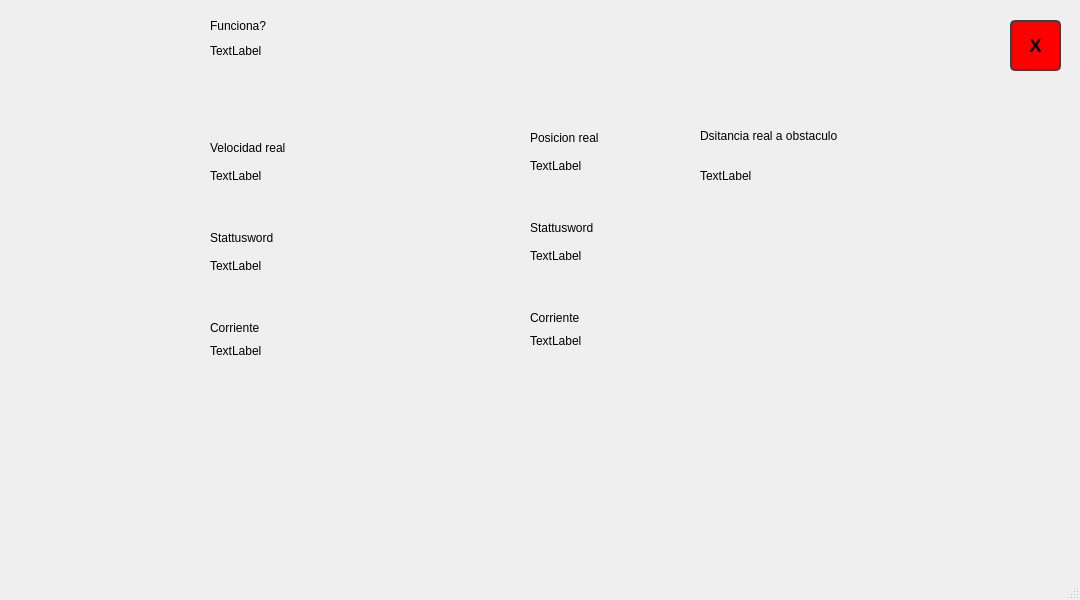
WenceslaoFB/InterfazAGV_QT, file mainwindow.ui: the form before one commit.
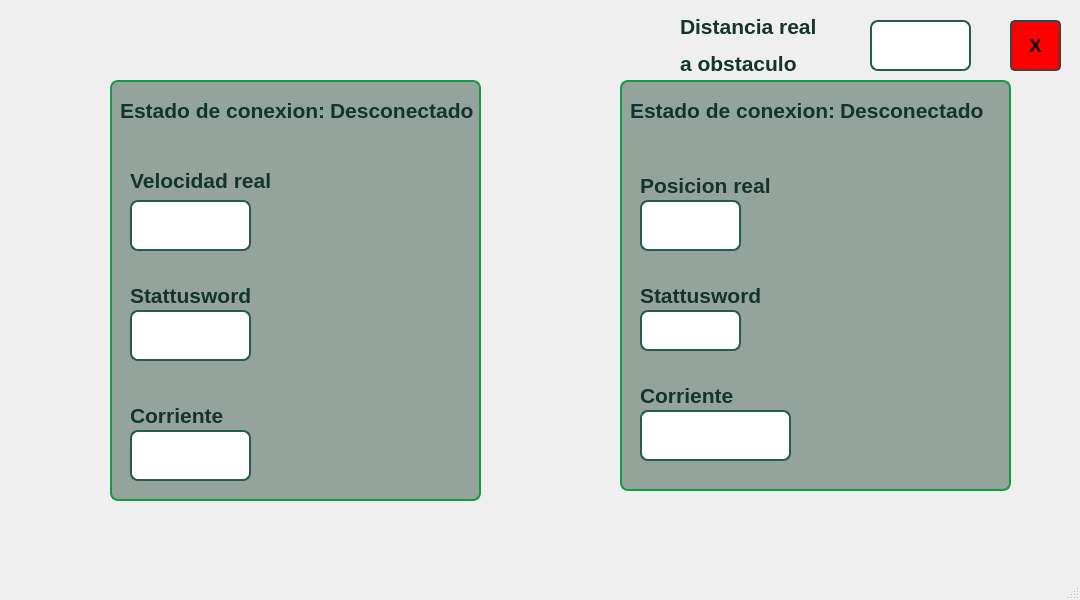
The form after the commit. The open tabs and pages were chosen to show the change.

Commit message: envia destino y cambia pantalla

Diff of the .ui file:
```diff
--- a/mainwindow.ui
+++ b/mainwindow.ui
@@ -3377,211 +3377,368 @@
      <widget class="QLabel" name="label_aux">
       <property name="geometry">
        <rect>
-        <x>200</x>
-        <y>30</y>
-        <width>141</width>
+        <x>320</x>
+        <y>90</y>
+        <width>171</width>
         <height>41</height>
        </rect>
       </property>
+      <property name="font">
+       <font>
+        <pointsize>16</pointsize>
+        <bold>true</bold>
+       </font>
+      </property>
       <property name="text">
-       <string>TextLabel</string>
+       <string>&lt;html&gt;&lt;head/&gt;&lt;body&gt;&lt;p&gt;&lt;span style=&quot; font-size:16pt; font-weight:700; color:#14342c;&quot;&gt;Desconectado&lt;/span&gt;&lt;/p&gt;&lt;/body&gt;&lt;/html&gt;</string>
       </property>
      </widget>
      <widget class="QLabel" name="label">
       <property name="geometry">
        <rect>
-        <x>200</x>
-        <y>15</y>
-        <width>81</width>
-        <height>21</height>
+        <x>110</x>
+        <y>90</y>
+        <width>241</width>
+        <height>41</height>
        </rect>
       </property>
       <property name="text">
-       <string>Funciona?</string>
+       <string>&lt;html&gt;&lt;head/&gt;&lt;body&gt;&lt;p&gt;&lt;span style=&quot; font-size:16pt; font-weight:700; color:#14342c;&quot;&gt;Estado de conexion:&lt;/span&gt;&lt;/p&gt;&lt;/body&gt;&lt;/html&gt;</string>
       </property>
      </widget>
      <widget class="QLabel" name="label_4">
       <property name="geometry">
        <rect>
-        <x>200</x>
-        <y>140</y>
-        <width>121</width>
-        <height>16</height>
+        <x>120</x>
+        <y>160</y>
+        <width>171</width>
+        <height>41</height>
        </rect>
       </property>
       <property name="text">
-       <string>Velocidad real</string>
+       <string>&lt;html&gt;&lt;head/&gt;&lt;body&gt;&lt;p&gt;&lt;span style=&quot; font-size:16pt; font-weight:700; color:#14342c;&quot;&gt;Velocidad real&lt;/span&gt;&lt;/p&gt;&lt;/body&gt;&lt;/html&gt;</string>
       </property>
      </widget>
      <widget class="QLabel" name="label_SPEED">
       <property name="geometry">
        <rect>
-        <x>200</x>
-        <y>160</y>
-        <width>81</width>
-        <height>31</height>
+        <x>120</x>
+        <y>200</y>
+        <width>121</width>
+        <height>51</height>
        </rect>
       </property>
+      <property name="styleSheet">
+       <string notr="true">    background-color: white;
+    border: 2px solid #265c4d;
+	color: black;
+    border-radius: 8px;
+    padding: 5px 10px;
+	font-weight: bold;</string>
+      </property>
       <property name="text">
-       <string>TextLabel</string>
+       <string/>
       </property>
      </widget>
      <widget class="QLabel" name="label_17">
       <property name="geometry">
        <rect>
-        <x>200</x>
-        <y>230</y>
-        <width>91</width>
-        <height>16</height>
+        <x>120</x>
+        <y>280</y>
+        <width>151</width>
+        <height>31</height>
        </rect>
       </property>
       <property name="text">
-       <string>Stattusword</string>
+       <string>&lt;html&gt;&lt;head/&gt;&lt;body&gt;&lt;p&gt;&lt;span style=&quot; font-size:16pt; font-weight:700; color:#14342c;&quot;&gt;Stattusword&lt;/span&gt;&lt;/p&gt;&lt;/body&gt;&lt;/html&gt;</string>
       </property>
      </widget>
      <widget class="QLabel" name="label_STATUSW">
       <property name="geometry">
        <rect>
-        <x>200</x>
-        <y>250</y>
-        <width>81</width>
-        <height>31</height>
+        <x>120</x>
+        <y>310</y>
+        <width>121</width>
+        <height>51</height>
        </rect>
       </property>
+      <property name="styleSheet">
+       <string notr="true">    background-color: white;
+    border: 2px solid #265c4d;
+	color: black;
+    border-radius: 8px;
+    padding: 5px 10px;
+	font-weight: bold;</string>
+      </property>
       <property name="text">
-       <string>TextLabel</string>
+       <string/>
       </property>
      </widget>
      <widget class="QLabel" name="label_16">
       <property name="geometry">
        <rect>
-        <x>200</x>
-        <y>320</y>
-        <width>81</width>
-        <height>16</height>
+        <x>120</x>
+        <y>400</y>
+        <width>131</width>
+        <height>31</height>
        </rect>
       </property>
       <property name="text">
-       <string>Corriente</string>
+       <string>&lt;html&gt;&lt;head/&gt;&lt;body&gt;&lt;p&gt;&lt;span style=&quot; font-size:16pt; font-weight:700; color:#14342c;&quot;&gt;Corriente&lt;/span&gt;&lt;/p&gt;&lt;/body&gt;&lt;/html&gt;</string>
       </property>
      </widget>
      <widget class="QLabel" name="label_CORR">
       <property name="geometry">
        <rect>
-        <x>200</x>
-        <y>340</y>
-        <width>81</width>
-        <height>21</height>
+        <x>120</x>
+        <y>430</y>
+        <width>121</width>
+        <height>51</height>
        </rect>
       </property>
+      <property name="styleSheet">
+       <string notr="true">    background-color: white;
+    border: 2px solid #265c4d;
+	color: black;
+    border-radius: 8px;
+    padding: 5px 10px;
+	font-weight: bold;</string>
+      </property>
       <property name="text">
-       <string>TextLabel</string>
+       <string/>
       </property>
      </widget>
      <widget class="QLabel" name="label_18">
       <property name="geometry">
        <rect>
-        <x>520</x>
-        <y>130</y>
-        <width>121</width>
-        <height>16</height>
+        <x>630</x>
+        <y>170</y>
+        <width>161</width>
+        <height>31</height>
        </rect>
       </property>
       <property name="text">
-       <string>Posicion real</string>
+       <string>&lt;html&gt;&lt;head/&gt;&lt;body&gt;&lt;p&gt;&lt;span style=&quot; font-size:16pt; font-weight:700; color:#14342c;&quot;&gt;Posicion real&lt;/span&gt;&lt;/p&gt;&lt;/body&gt;&lt;/html&gt;</string>
       </property>
      </widget>
      <widget class="QLabel" name="label_19">
       <property name="geometry">
        <rect>
-        <x>520</x>
-        <y>220</y>
-        <width>91</width>
-        <height>16</height>
+        <x>630</x>
+        <y>280</y>
+        <width>151</width>
+        <height>31</height>
        </rect>
       </property>
       <property name="text">
-       <string>Stattusword</string>
+       <string>&lt;html&gt;&lt;head/&gt;&lt;body&gt;&lt;p&gt;&lt;span style=&quot; font-size:16pt; font-weight:700; color:#14342c;&quot;&gt;Stattusword&lt;/span&gt;&lt;/p&gt;&lt;/body&gt;&lt;/html&gt;</string>
       </property>
      </widget>
      <widget class="QLabel" name="label_CORR_pos">
       <property name="geometry">
        <rect>
-        <x>520</x>
-        <y>330</y>
-        <width>81</width>
-        <height>21</height>
+        <x>630</x>
+        <y>410</y>
+        <width>151</width>
+        <height>51</height>
        </rect>
       </property>
+      <property name="styleSheet">
+       <string notr="true">    background-color: white;
+    border: 2px solid #265c4d;
+	color: black;
+    border-radius: 8px;
+    padding: 5px 10px;
+	font-weight: bold;</string>
+      </property>
       <property name="text">
-       <string>TextLabel</string>
+       <string/>
       </property>
      </widget>
      <widget class="QLabel" name="label_POS">
       <property name="geometry">
        <rect>
-        <x>520</x>
-        <y>150</y>
-        <width>81</width>
-        <height>31</height>
+        <x>630</x>
+        <y>200</y>
+        <width>101</width>
+        <height>51</height>
        </rect>
       </property>
+      <property name="styleSheet">
+       <string notr="true">    background-color: white;
+    border: 2px solid #265c4d;
+	color: black;
+    border-radius: 8px;
+    padding: 5px 10px;
+	font-weight: bold;</string>
+      </property>
       <property name="text">
-       <string>TextLabel</string>
+       <string/>
       </property>
      </widget>
      <widget class="QLabel" name="label_20">
       <property name="geometry">
        <rect>
-        <x>520</x>
-        <y>310</y>
-        <width>81</width>
-        <height>16</height>
+        <x>630</x>
+        <y>380</y>
+        <width>131</width>
+        <height>31</height>
        </rect>
       </property>
       <property name="text">
-       <string>Corriente</string>
+       <string>&lt;html&gt;&lt;head/&gt;&lt;body&gt;&lt;p&gt;&lt;span style=&quot; font-size:16pt; font-weight:700; color:#14342c;&quot;&gt;Corriente&lt;/span&gt;&lt;/p&gt;&lt;/body&gt;&lt;/html&gt;</string>
       </property>
      </widget>
      <widget class="QLabel" name="label_STATUSW_pos">
       <property name="geometry">
        <rect>
-        <x>520</x>
-        <y>240</y>
-        <width>81</width>
-        <height>31</height>
+        <x>630</x>
+        <y>310</y>
+        <width>101</width>
+        <height>41</height>
        </rect>
       </property>
+      <property name="styleSheet">
+       <string notr="true">    background-color: white;
+    border: 2px solid #265c4d;
+	color: black;
+    border-radius: 8px;
+    padding: 5px 10px;
+	font-weight: bold;</string>
+      </property>
       <property name="text">
-       <string>TextLabel</string>
+       <string/>
       </property>
      </widget>
      <widget class="QLabel" name="label_28">
       <property name="geometry">
        <rect>
-        <x>690</x>
-        <y>120</y>
-        <width>161</width>
-        <height>31</height>
+        <x>670</x>
+        <y>10</y>
+        <width>181</width>
+        <height>71</height>
        </rect>
       </property>
       <property name="text">
-       <string>Dsitancia real a obstaculo</string>
+       <string>&lt;html&gt;&lt;head/&gt;&lt;body&gt;&lt;p&gt;&lt;span style=&quot; font-size:16pt; font-weight:700; color:#14342c;&quot;&gt;Distancia real &lt;/span&gt;&lt;/p&gt;&lt;p&gt;&lt;span style=&quot; font-size:16pt; font-weight:700; color:#14342c;&quot;&gt;a obstaculo&lt;/span&gt;&lt;/p&gt;&lt;/body&gt;&lt;/html&gt;</string>
       </property>
      </widget>
      <widget class="QLabel" name="label_dist_real">
       <property name="geometry">
        <rect>
-        <x>690</x>
-        <y>160</y>
-        <width>71</width>
-        <height>31</height>
+        <x>860</x>
+        <y>20</y>
+        <width>101</width>
+        <height>51</height>
        </rect>
       </property>
+      <property name="styleSheet">
+       <string notr="true">    background-color: white;
+    border: 2px solid #265c4d;
+	color: black;
+    border-radius: 8px;
+    padding: 5px 10px;
+	font-weight: bold;</string>
+      </property>
       <property name="text">
-       <string>TextLabel</string>
+       <string/>
       </property>
      </widget>
+     <widget class="QLabel" name="label_aux_2">
+      <property name="geometry">
+       <rect>
+        <x>830</x>
+        <y>90</y>
+        <width>171</width>
+        <height>41</height>
+       </rect>
+      </property>
+      <property name="font">
+       <font>
+        <pointsize>16</pointsize>
+        <bold>true</bold>
+       </font>
+      </property>
+      <property name="text">
+       <string>&lt;html&gt;&lt;head/&gt;&lt;body&gt;&lt;p&gt;&lt;span style=&quot; font-size:16pt; font-weight:700; color:#14342c;&quot;&gt;Desconectado&lt;/span&gt;&lt;/p&gt;&lt;/body&gt;&lt;/html&gt;</string>
+      </property>
+     </widget>
+     <widget class="QLabel" name="label_29">
+      <property name="geometry">
+       <rect>
+        <x>620</x>
+        <y>90</y>
+        <width>241</width>
+        <height>41</height>
+       </rect>
+      </property>
+      <property name="text">
+       <string>&lt;html&gt;&lt;head/&gt;&lt;body&gt;&lt;p&gt;&lt;span style=&quot; font-size:16pt; font-weight:700; color:#14342c;&quot;&gt;Estado de conexion:&lt;/span&gt;&lt;/p&gt;&lt;/body&gt;&lt;/html&gt;</string>
+      </property>
+     </widget>
+     <widget class="QFrame" name="frame_2">
+      <property name="geometry">
+       <rect>
+        <x>100</x>
+        <y>80</y>
+        <width>371</width>
+        <height>421</height>
+       </rect>
+      </property>
+      <property name="styleSheet">
+       <string notr="true">    background-color: #94a49c;  /* Fondo del área de contenido */
+    border: 2px solid #149c44;  /* Borde alrededor del área de contenido */
+border-radius: 8px;</string>
+      </property>
+      <property name="frameShape">
+       <enum>QFrame::StyledPanel</enum>
+      </property>
+      <property name="frameShadow">
+       <enum>QFrame::Raised</enum>
+      </property>
+     </widget>
+     <widget class="QFrame" name="frame_3">
+      <property name="geometry">
+       <rect>
+        <x>610</x>
+        <y>80</y>
+        <width>391</width>
+        <height>411</height>
+       </rect>
+      </property>
+      <property name="styleSheet">
+       <string notr="true">    background-color: #94a49c;  /* Fondo del área de contenido */
+    border: 2px solid #149c44;  /* Borde alrededor del área de contenido */
+border-radius: 8px;</string>
+      </property>
+      <property name="frameShape">
+       <enum>QFrame::StyledPanel</enum>
+      </property>
+      <property name="frameShadow">
+       <enum>QFrame::Raised</enum>
+      </property>
+     </widget>
+     <zorder>frame_3</zorder>
+     <zorder>frame_2</zorder>
+     <zorder>back_but_DATOS</zorder>
+     <zorder>label_aux</zorder>
+     <zorder>label</zorder>
+     <zorder>label_4</zorder>
+     <zorder>label_SPEED</zorder>
+     <zorder>label_17</zorder>
+     <zorder>label_STATUSW</zorder>
+     <zorder>label_16</zorder>
+     <zorder>label_CORR</zorder>
+     <zorder>label_18</zorder>
+     <zorder>label_19</zorder>
+     <zorder>label_CORR_pos</zorder>
+     <zorder>label_POS</zorder>
+     <zorder>label_20</zorder>
+     <zorder>label_STATUSW_pos</zorder>
+     <zorder>label_28</zorder>
+     <zorder>label_dist_real</zorder>
+     <zorder>label_aux_2</zorder>
+     <zorder>label_29</zorder>
     </widget>
    </widget>
   </widget>
```
Left out of the diff: 12 changed lines with no effect on the pictures. The commit also changes 2 other files.
